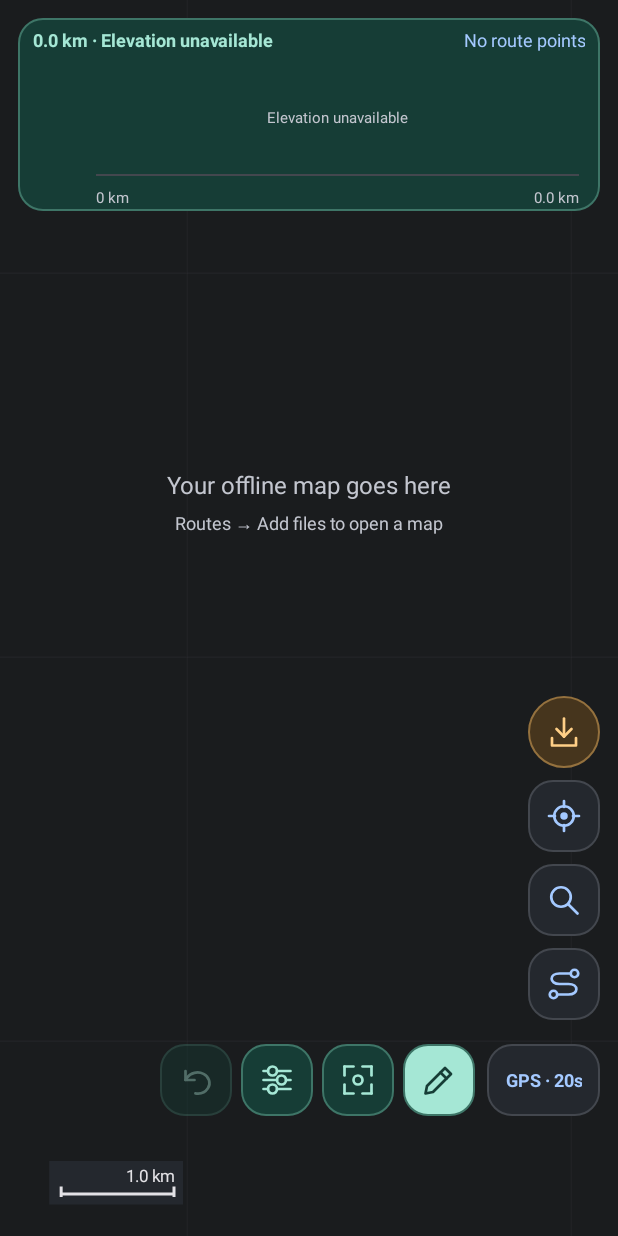
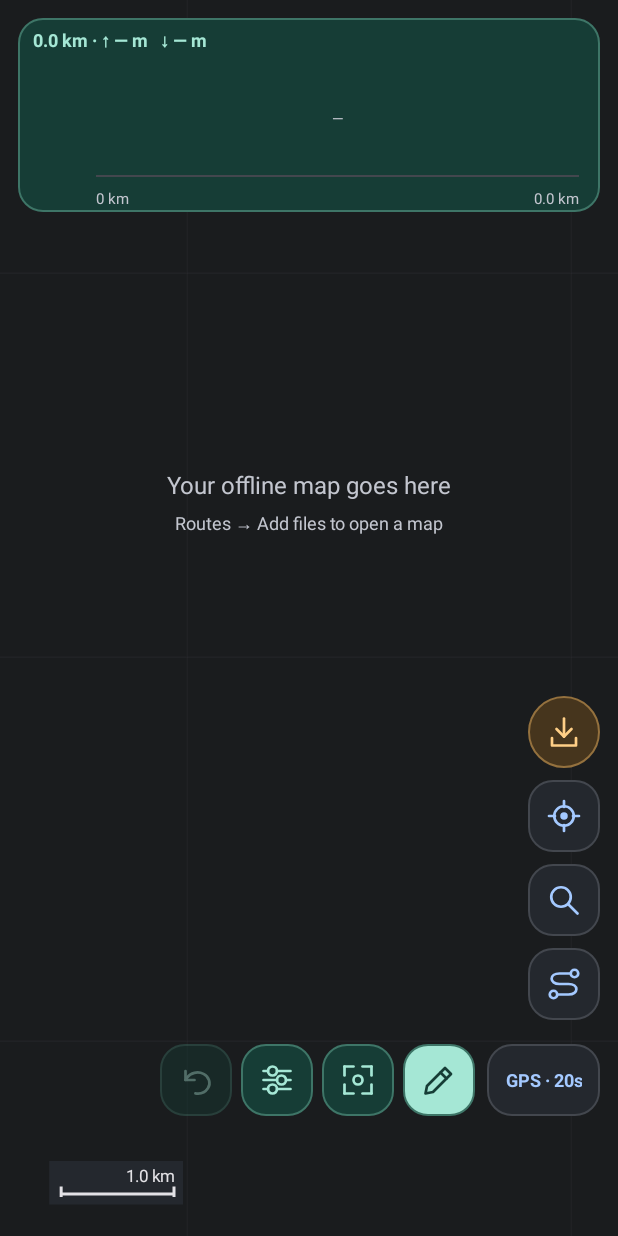
Before and after one commit to cairn-map/android, an Android app: the screen it shows after launch (MainActivity), after a tap on "Create route", on a phone screen of 412 x 824 dp. Run offline under Robolectric (Android 15) with nearby library versions, the light colour scheme and no system bars; 6 statements that could not run were skipped.

Commit message:
Keep elevation readouts on one line and show cursor or GPS slope

```diff
--- a/app/src/main/java/app/cairn/trek/ElevationGraph.java
+++ b/app/src/main/java/app/cairn/trek/ElevationGraph.java
@@ -72,6 +72,22 @@ final class ElevationGraph extends SeekBar {
     return gpsDistance;
   }
 
+  String pointText(boolean cursor) {
+    double fraction = cursor ? getProgress() / (double) getMax() : gpsFraction;
+    Point point = cursor ? selectedPoint() : Double.isFinite(gpsDistance) ? profile.at(fraction) : null;
+    if (point == null) return "";
+    double grade = Double.isFinite(point.elevation) ? profile.gradeAt(fraction) : Double.NaN;
+    return String.format(
+        Locale.getDefault(),
+        "%s%.2f km · %s m · %s%%",
+        cursor ? "" : "GPS ",
+        profile.distance * fraction / 1000,
+        Double.isFinite(point.elevation)
+            ? String.format(Locale.getDefault(), "%.0f", point.elevation)
+            : "—",
+        Double.isFinite(grade) ? String.format(Locale.getDefault(), "%+.1f", grade) : "—");
+  }
+
   String statusText() {
     if (profile.points.isEmpty()) return "";
     if (profile.hasExcludedElevation)
@@ -130,10 +146,6 @@ final class ElevationGraph extends SeekBar {
     setProgress(0);
     super.setOnSeekBarChangeListener(listener);
     invalidate();
-  }
-
-  double selectedDistance() {
-    return profile.distance * getProgress() / getMax();
   }
 
   private float plotWidth() {
@@ -237,7 +249,7 @@ final class ElevationGraph extends SeekBar {
     } else {
       ink.setTextAlign(Paint.Align.CENTER);
       canvas.drawText(
-          "Elevation unavailable",
+          "—",
           getPaddingLeft() + plotWidth() / 2,
           (getPaddingTop() + bottom()) / 2,
           ink);
--- a/app/src/main/java/app/cairn/trek/MainActivity.java
+++ b/app/src/main/java/app/cairn/trek/MainActivity.java
@@ -535,24 +535,26 @@ public final class MainActivity extends Activity {
     profileHeader.setShowDividers(LinearLayout.SHOW_DIVIDER_NONE);
     profileHeader.setGravity(Gravity.TOP);
     selectionRecap = label("", 12, ON_SELECTION, true);
+    selectionRecap.setSingleLine(true);
     selectionRecap.setPadding(dp(10), dp(6), dp(10), dp(6));
-    profileHeader.addView(selectionRecap, new LinearLayout.LayoutParams(0, -2, 1));
+    profileHeader.addView(selectionRecap, new LinearLayout.LayoutParams(-2, -2));
     profileDetails = label("", 12, ON_SELECTION, false);
+    profileDetails.setSingleLine(true);
     profileDetails.setPadding(dp(10), dp(6), dp(10), dp(6));
     profileDetails.setGravity(Gravity.TOP | Gravity.END);
     profileDetails.setTag("Elevation point details");
-    profileHeader.addView(profileDetails, new LinearLayout.LayoutParams(0, -2, 1));
-    selectionInfo.addView(profileHeader, new LinearLayout.LayoutParams(-1, -2));
+    profileHeader.addView(profileDetails, new LinearLayout.LayoutParams(-2, -2));
+    android.widget.HorizontalScrollView profileReadout = new android.widget.HorizontalScrollView(this);
+    profileReadout.setHorizontalScrollBarEnabled(false);
+    profileReadout.setFillViewport(true);
+    profileReadout.addView(profileHeader, new FrameLayout.LayoutParams(-2, -2));
+    selectionInfo.addView(profileReadout, new LinearLayout.LayoutParams(-1, -2));
     elevationGraph = new ElevationGraph(this);
     elevationGraph.setTag("Route elevation");
     selectionInfo.addView(
         elevationGraph,
         new LinearLayout.LayoutParams(
             -1, dp(getResources().getConfiguration().screenHeightDp < 480 ? 48 : 100)));
-    profileStatus = label("", 10, ON_SELECTION, false);
-    profileStatus.setPadding(dp(10), 0, dp(10), dp(6));
-    profileStatus.setVisibility(View.GONE);
-    selectionInfo.addView(profileStatus, new LinearLayout.LayoutParams(-1, -2));
     elevationGraph.setProgress(profileProgress);
     elevationGraph.setCursorActive(profileCursorActive);
     elevationGraph.setOnSeekBarChangeListener(
@@ -648,7 +650,7 @@ public final class MainActivity extends Activity {
   private RouteSummary selectedSummary = new RouteSummary();
   private List<Point> editSummarySource;
   private RouteSummary editSummary;
-  private TextView selectionRecap, profileStatus;
+  private TextView selectionRecap;
   private LinearLayout selectionInfo;
   private ScrollView controlRail;
   private ElevationGraph elevationGraph;
@@ -898,7 +900,7 @@ public final class MainActivity extends Activity {
       }
       summary = editSummary;
     } else summary = live ? trackSummary : selectedSummary;
-    setStatusText(selectionRecap, summary.text());
+    setStatusText(selectionRecap, summary.profileText());
     String title =
         planning ? editingEntry == null ? "New route" : editingEntry.title : selectedEntry.title;
     selectionRecap.setContentDescription(title + ". " + summary.description());
@@ -906,9 +908,6 @@ public final class MainActivity extends Activity {
     boolean changed = !pathId.equals(profilePathId);
     profilePathId = pathId;
     elevationGraph.bind(points, planning ? editingRecording() : selectedEntry.recording);
-    String elevationStatus = elevationGraph.statusText();
-    setStatusText(profileStatus, elevationStatus);
-    profileStatus.setVisibility(elevationStatus.isEmpty() ? View.GONE : View.VISIBLE);
     boolean routeProfile = planning ? !editingRecording() : !selectedEntry.recording;
     elevationGraph.setGpsPosition(routeProfile ? map.position : null);
     if (changed || profileGeometryKey != elevationGraph.geometryKey()) clearProfileCursor();
@@ -942,13 +941,10 @@ public final class MainActivity extends Activity {
   private void updateProfilePoint(boolean reveal) {
     Point point = elevationGraph.selectedPoint();
     map.inspectProfilePoint(point, reveal);
-    String gps =
-        Double.isFinite(elevationGraph.gpsDistance())
-            ? String.format(Locale.getDefault(), "GPS %.2f km", elevationGraph.gpsDistance() / 1000)
-            : "";
+    String gps = elevationGraph.pointText(false);
     if (point == null) {
       profileDetails.setTextColor(ACCENT);
-      setStatusText(profileDetails, elevationGraph.isEnabled() ? gps : "No route points");
+      setStatusText(profileDetails, gps);
       elevationGraph.setContentDescription(
           elevationGraph.isEnabled()
               ? "Elevation along route. Slide to inspect a point. "
@@ -959,16 +955,7 @@ public final class MainActivity extends Activity {
       return;
     }
     profileDetails.setTextColor(ON_SELECTION);
-    String elevation =
-        Double.isFinite(point.elevation)
-            ? String.format(Locale.getDefault(), "%.0f m", point.elevation)
-            : "Elevation unavailable";
-    String details =
-        String.format(
-            Locale.getDefault(),
-            "%.2f km · %s",
-            elevationGraph.selectedDistance() / 1000,
-            elevation);
+    String details = elevationGraph.pointText(true);
     setStatusText(profileDetails, details);
     elevationGraph.setContentDescription(
         "Elevation along route. " + details + ". " + elevationGraph.statusText() + ". " + gps);
--- a/app/src/main/java/app/cairn/trek/RouteSummary.java
+++ b/app/src/main/java/app/cairn/trek/RouteSummary.java
@@ -70,6 +70,21 @@ final class RouteSummary {
         + (partialElevation ? " · partial" : "");
   }
 
+  String profileText() {
+    return String.format(
+        Locale.getDefault(),
+        "%.1f km · ↑ %s m   ↓ %s m",
+        distance / 1000,
+        profileChange(ascent),
+        profileChange(descent));
+  }
+
+  private String profileChange(double value) {
+    return !hasElevation || (recordingElevation != null && value < .5)
+        ? "—"
+        : String.format(Locale.getDefault(), "%.0f", value);
+  }
+
   String description() {
     if (unresolved())
       return String.format(
```
Also changed, not shown: app/src/main/java/app/cairn/trek/ElevationProfile.java (+27 -8 lines), 5 other files.
